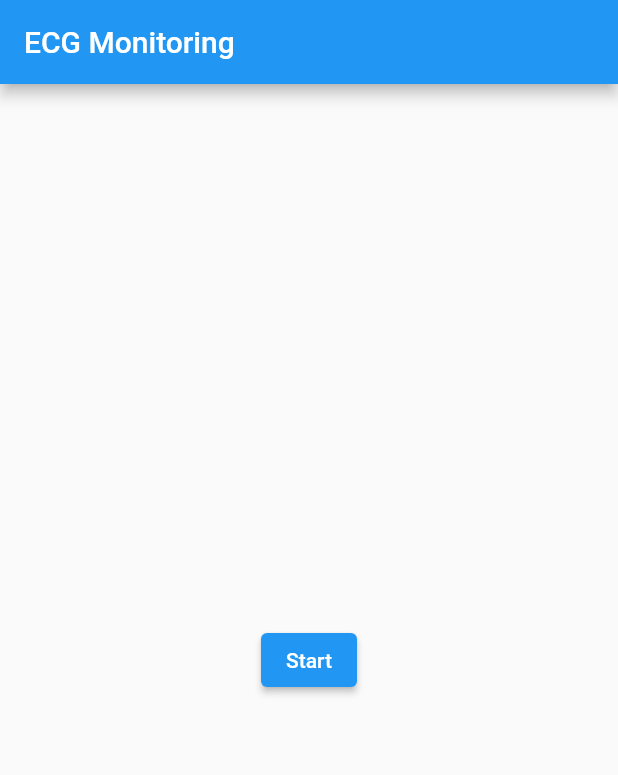
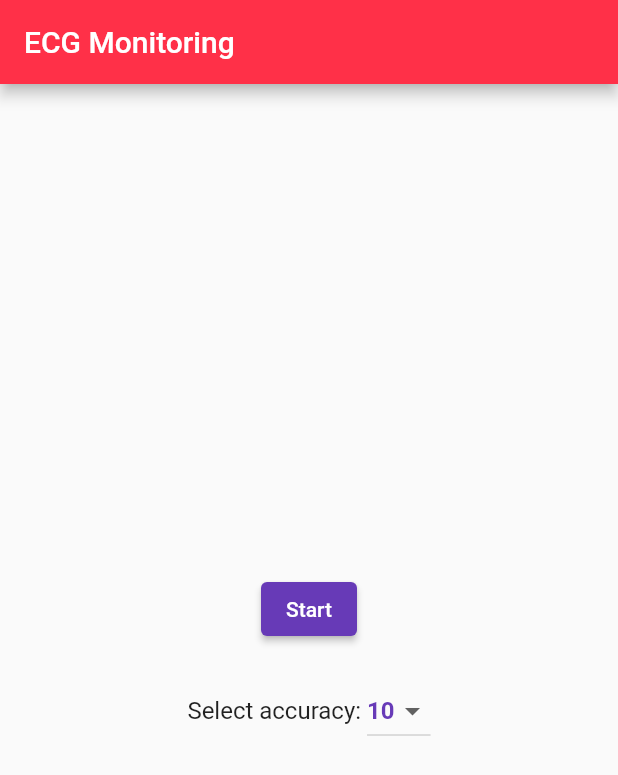
Before and after one commit to sdoshi983/ecg_monitoring_app, a Flutter app: the screen it shows after launch, on a phone screen of 412 x 824 dp. Shown: the top 775 px of the screen. Run offline on Flutter 3.47's test engine with Material 2 defaults, Android fonts, the phone set to English and light mode, and no system bars; our stand-ins replace firebase_auth, firebase_core, firebase_database, lottie, syncfusion_flutter_charts; accounts and stored records are empty.

Commit message:
dropdown added

```diff
--- a/lib/pages/dashboard.dart
+++ b/lib/pages/dashboard.dart
@@ -1,8 +1,10 @@
+import 'package:ecg_monitor/helpers/constant.dart';
 import 'package:ecg_monitor/pages/ecg_plot.dart';
 import 'package:flutter/cupertino.dart';
 import 'package:flutter/material.dart';
 import 'package:flutter/services.dart';
 
+int dropDownValue = 10;
 class Dashboard extends StatefulWidget {
   @override
   _DashboardState createState() => _DashboardState();
@@ -11,28 +13,80 @@ class Dashboard extends StatefulWidget {
 class _DashboardState extends State<Dashboard> {
   @override
   Widget build(BuildContext context) {
+    var textTheme = Theme.of(context).textTheme;
+
     SystemChrome.setPreferredOrientations([
       DeviceOrientation.portraitDown,
       DeviceOrientation.portraitUp,
     ]);
     return Scaffold(
       appBar: AppBar(
+        backgroundColor: themeColor,
         title: Text(
-            'ECG Monitoring',
+          'ECG Monitoring',
         ),
       ),
-      body: Container(
-        child: Center(
-          child: ElevatedButton(
-            onPressed: (){
-              Navigator.push(context, MaterialPageRoute(builder: (context) => EcgPlot()));
-            },
-            child: Text(
-              'Start',
-            ),
+      body: Center(
+        child: Container(
+          child: Column(
+            mainAxisAlignment: MainAxisAlignment.center,
+            children: [
+              ElevatedButton(
+                style: ElevatedButton.styleFrom(primary: deepPurple),
+                onPressed: () {
+                  Navigator.push(context,
+                      MaterialPageRoute(builder: (context) => EcgPlot()));
+                },
+                child: Text(
+                  'Start',
+
+                ),
+              ),
+              SizedBox(
+                height: 20,
+              ),
+              Row(
+                mainAxisAlignment: MainAxisAlignment.center,
+                children: [
+                  Text('Select accuracy: ', style: textTheme.subtitle1,),
+                  AccuracyDropDown()
+                ],
+              ),
+            ],
           ),
         ),
       ),
     );
   }
 }
+
+class AccuracyDropDown extends StatefulWidget {
+  @override
+  _AccuracyDropDownState createState() => _AccuracyDropDownState();
+}
+
+class _AccuracyDropDownState extends State<AccuracyDropDown> {
+  List<int> accuracies = [10, 20, 30, 40, 50, 60, 70, 80, 90];
+  @override
+  Widget build(BuildContext context) {
+    var textTheme = Theme.of(context).textTheme;
+    return DropdownButton(
+        value: dropDownValue,
+        icon: const Icon(Icons.arrow_drop_down_outlined),
+        elevation: 16,
+        style: textTheme.subtitle1.copyWith(color: Colors.deepPurple, fontWeight: FontWeight.bold,),
+        onChanged: (newValue) {
+          setState(() {
+            dropDownValue = newValue;
+          });
+        },
+        items: accuracies.map<DropdownMenuItem<int>>(
+          (accuracy) {
+            return DropdownMenuItem<int>(
+              value: accuracy,
+              child: Text(accuracy.toString()),
+            );
+          },
+        ).toList());
+  }
+}
```
